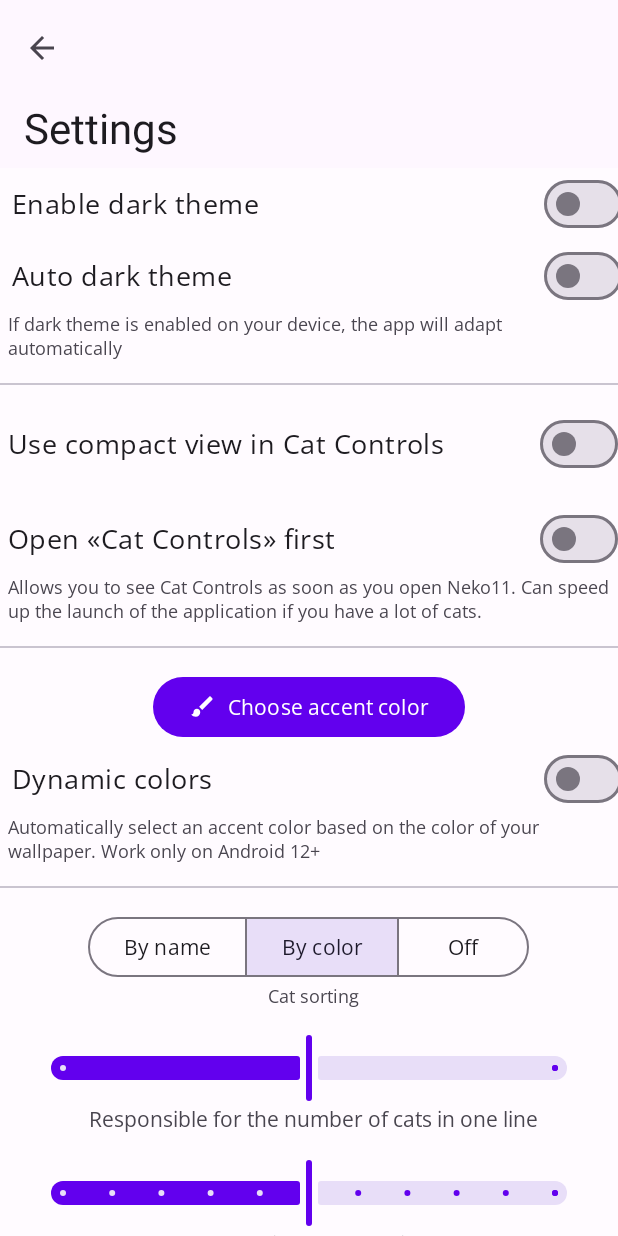
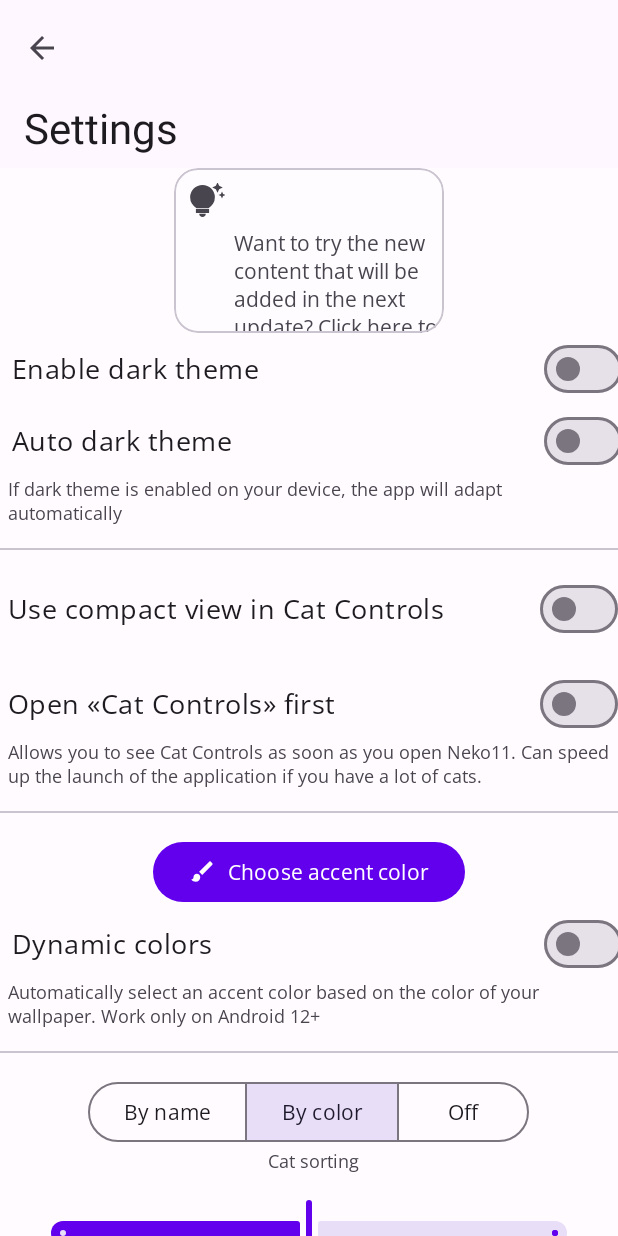
Before and after one commit to queuejw/Neko11, an Android app: the NekoSettingsActivity screen opened directly, with no data from a screen before it, on a phone screen of 412 x 824 dp. Run offline under Robolectric (Android 15) with nearby library versions, the light colour scheme and no system bars.

Commit message:
Update neko_settings_content.xml

```diff
--- a/app/src/main/res/layout/neko_settings_content.xml
+++ b/app/src/main/res/layout/neko_settings_content.xml
@@ -24,7 +24,61 @@
     android:layout_width="match_parent"
     android:layout_height="match_parent"
     android:orientation="vertical">
+<com.google.android.material.card.MaterialCardView
 
+        android:id="@+id/card_toy"
+
+        android:layout_width="180dp"
+
+	    	android:layout_weight="1"        android:layout_height="110dp"
+
+        android:layout_gravity="center"
+
+        app:cardBackgroundColor="@color/tiles"
+
+        app:cardCornerRadius="16dp">
+
+        <RelativeLayout
+
+            android:layout_width="match_parent"
+
+            android:layout_height="match_parent">
+
+            <ImageView
+
+                android:id="@+id/tip"
+
+                android:layout_width="wrap_content"
+
+                android:layout_height="wrap_content"
+
+                android:layout_marginStart="10dp"
+
+                android:layout_marginTop="10dp"
+
+                android:gravity="center"
+
+                android:src="@drawable/ic_tip"/>
+
+            <com.google.android.material.textview.MaterialTextView
+
+                android:id="@+id/tip_text"
+
+                android:layout_width="wrap_content"
+
+                android:layout_height="wrap_content"
+
+                android:layout_marginStart="40dp"
+
+                android:layout_marginTop="40dp"
+
+                android:text="Want to try the new content that will be added in the next update? Click here to activate it."
+
+                app:fontFamily="@font/opensans_regular" />
+
+        </RelativeLayout>
+
+    </com.google.android.material.card.MaterialCardView>
       <com.google.android.material.materialswitch.MaterialSwitch
         android:text="@string/dark_theme"
         android:layout_gravity="center"
```
